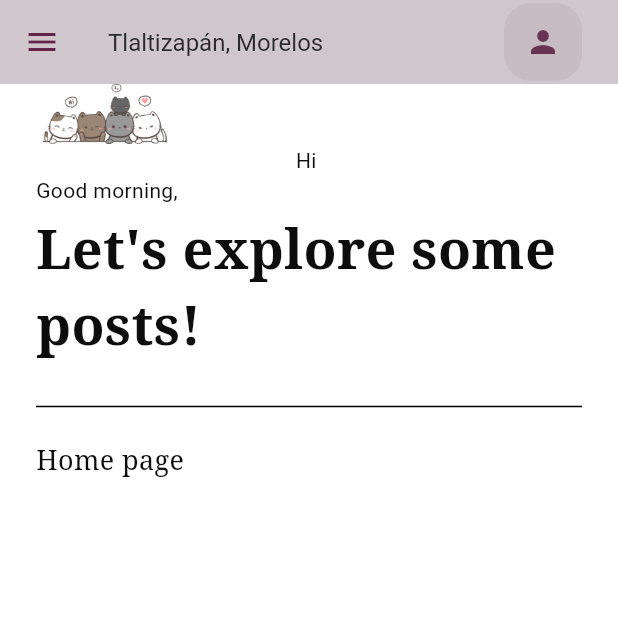
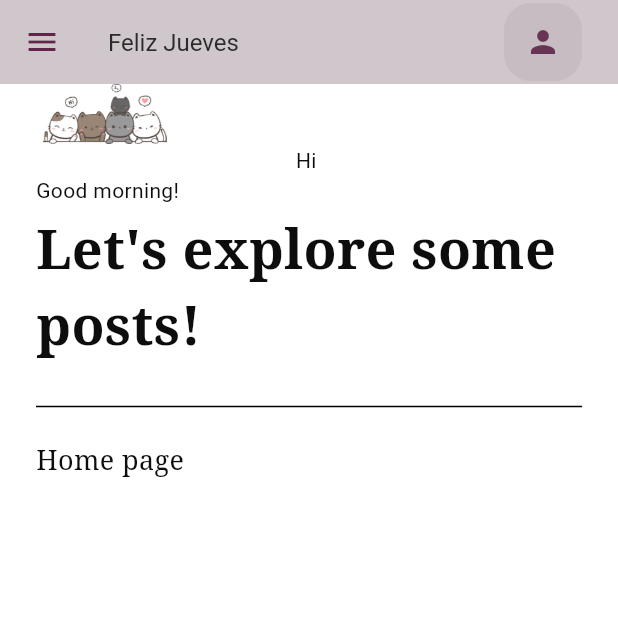
Before and after one commit to AlmaFKt/Lbks, a Flutter app: the HomePage screen opened directly, after a tap on the "menu" icon, after a tap on the "person" icon, on a phone screen of 412 x 824 dp, the top half of it. Run offline on Flutter 3.47's test engine with Material 3 defaults, Android fonts, the phone set to English and light mode, and no system bars; our stand-ins replace cloud_firestore, firebase_auth, firebase_core, get, google_fonts, image_picker and 1 more; accounts and stored records are empty.

Commit message:
Add file_selector_linux and file_selector_windows plugins, update home page and drawer details, and refactor registerUserIn method

```diff
--- a/lib/components/drawer.dart
+++ b/lib/components/drawer.dart
@@ -1,36 +1,53 @@
 import 'package:firebase_auth/firebase_auth.dart';
 import 'package:flutter/material.dart';
 import 'package:get/get.dart';
+import 'package:image_picker/image_picker.dart';
 
 import '../pages/home_page.dart';
 import '../pages/login_page.dart';
 
 class MyDrawer extends StatelessWidget {
-  const MyDrawer({super.key});
-
+   MyDrawer({super.key});
+Color avatarBackgroundColor = Color.fromARGB(255, 132, 94, 119);
   void signUserOut() {
     FirebaseAuth.instance.signOut();
   }
 
   @override
   Widget build(BuildContext context) {
+    User? currentUser =
+        FirebaseAuth.instance.currentUser; //for the sign out button auth
+
     return Drawer(
       backgroundColor: Color.fromARGB(217, 251, 251, 251),
       child: ListView(
         padding: EdgeInsets.zero,
         children: [
+          //Header -PICTURE
           UserAccountsDrawerHeader(
-            currentAccountPicture: Container(
-              decoration: BoxDecoration(
-                shape: BoxShape.circle,
-                color: const Color.fromARGB(
-                    255, 0, 0, 0), // Replace with your desired color
+            currentAccountPicture: currentUser != null
+                ? GestureDetector(
+                    onTap: () async {
+                      final ImagePicker _picker = ImagePicker();
+                      // Pick an image
+                      final XFile? image =
+                          await _picker.pickImage(source: ImageSource.gallery);
+                      // Use the picked image
+                      if (image != null) {
+                        // You can upload the image to Firebase Storage and then update the user's photoURL
+                      }
+                    },
+                    child: CircleAvatar(
+                      backgroundImage: currentUser.photoURL != null
+                          ? NetworkImage(currentUser.photoURL!)
+                          : AssetImage('assets/default_avatar.png')
+                              as ImageProvider<
+                                  Object>, // Provide a default avatar image
                     ),
-              child: CircleAvatar(
-                backgroundImage: NetworkImage(
-                  'https://png.pngtree.com/png-clipart/20190115/ourmid/pngtree-funny-cat-taking-selfie-couple-of-kitty-with-a-smile-stick-png-image_314917.jpg',
-                ),
-              ),
+                  )
+                : CircleAvatar(
+                    backgroundImage: AssetImage(
+                        'assets/default_avatar.png'), // Provide a default avatar image
                   ),
             accountEmail: StreamBuilder<User?>(
               stream: FirebaseAuth.instance.authStateChanges(),
@@ -40,20 +57,20 @@ class MyDrawer extends StatelessWidget {
                 } else {
                   return GestureDetector(
                     onTap: () {
-                  // Navigate to the sign-in page using Get
-                  Get.offAll(() => LoginPage()); // Replace SignInPage with your sign-in page
+                      Get.offAll(() => LoginPage());
                     },
                     child: Container(
-                  padding: EdgeInsets.all(5.0),
+                      padding: EdgeInsets.all(8.0),
                       decoration: BoxDecoration(
-                    color: Color.fromARGB(255, 132, 94, 119), // Background color
-                    borderRadius: BorderRadius.circular(6.0), // Optional: Rounded corners
-                    border: Border.all(color: Color.fromARGB(255, 87, 41, 70), width: 2.0), // Border for a clickable appearance
+                        color: Color.fromARGB(255, 132, 94, 119),
+                        borderRadius: BorderRadius.circular(6.0),
+                        border: Border.all(
+                            color: Color.fromARGB(255, 87, 41, 70), width: 2.0),
                       ),
                       child: Text(
                         'Log in',
                         style: TextStyle(
-                      color: Color.fromARGB(255, 244, 239, 239), // Text color
+                          color: Color.fromARGB(255, 244, 239, 239),
                         ),
                       ),
                     ),
@@ -61,9 +78,22 @@ class MyDrawer extends StatelessWidget {
                 }
               },
             ),
-            accountName: Text(
-              'Exam Ple',
+
+            //To show the user's name in the drawer header
+            accountName: StreamBuilder<User?>(
+              stream: FirebaseAuth.instance.authStateChanges(),
+              builder: (BuildContext context, AsyncSnapshot<User?> snapshot) {
+                if (snapshot.hasData && snapshot.data!.displayName != null) {
+                  // Use the user's display name if available
+                  return Text(snapshot.data!.displayName!,
+                      style: TextStyle(fontSize: 22.0));
+                } else {
+                  return Text(
+                    '', // Default or fallback name
                     style: TextStyle(fontSize: 22.0),
+                  );
+                }
+              },
             ),
             decoration: BoxDecoration(
               color: Color.fromARGB(255, 169, 149, 161),
@@ -78,16 +108,23 @@ class MyDrawer extends StatelessWidget {
               style: TextStyle(fontSize: 17.0),
             ),
             onTap: () {
-              Navigator.pushReplacement(
-                context,
-                MaterialPageRoute<void>(
-                  builder: (BuildContext context) => HomePage(),
-                ),
-              );
+              Get.offAll( HomePage());
             },
           ),
 
+          //Search BUTTON
+          ListTile(
+              leading: const Icon(Icons.search_outlined),
+              title: const Text(
+                'Search',
+                style: TextStyle(fontSize: 17.0),
+              ),
+              onTap: () {
+               Get.offAll( HomePage());
+              }),
+
           //NOTIFICATIONS BUTTON
+          if (currentUser != null) // Only show button if the user is signed in
         ListTile(
           leading: const Icon(Icons.notifications_none_outlined),
           title: const Text(
@@ -95,34 +132,32 @@ class MyDrawer extends StatelessWidget {
             style: TextStyle(fontSize: 17.0),
           ),
           onTap: () {
-                Navigator.pushReplacement(
-                  context,
-                  MaterialPageRoute<void>(
-                    builder: (BuildContext context) => HomePage(),
+            Get.offAll(HomePage());
+          },
         ),
-                );
-              }),
+
           //DIVIDER
           const Padding(
             padding: EdgeInsets.symmetric(horizontal: 24.0),
             child: Divider(),
           ),
-          //LOGOUT BUTTON
+
+          //LOGOUT BUTTON (conditionally show based on auth state)
+          if (currentUser != null)
             ListTile(
               leading: const Icon(Icons.logout_outlined),
               title: const Text(
-              'Logout',
+                'Log out',
                 style: TextStyle(fontSize: 17.0),
               ),
               onTap: () async {
                 try {
                   // Sign out the user
                   signUserOut();
-
-                // Navigate to the login screen or any appropriate screen
+                  // Navigate to the login screen
                   Get.offAll(() => HomePage());
                 } catch (e) {
-                // Show an error dialog based on the error code
+                  // Error message
                   String errorMessage =
                       'An error occurred while signing out. Please try again.';
 
--- a/lib/pages/home_page.dart
+++ b/lib/pages/home_page.dart
@@ -7,25 +7,62 @@ import 'package:google_fonts/google_fonts.dart';
 import '../auth/FB_Auth.dart';
 import 'add_post.dart';
 import 'login_page.dart';
+import 'package:intl/intl.dart';
+import 'profile_page.dart';
 
 class HomePage extends StatefulWidget {
-  HomePage({Key? key});
+  HomePage({Key? key}) : super(key: key);
 
   @override
-  State<HomePage> createState() => _HomePageState();
+  _HomePageState createState() => _HomePageState();
 }
 
 class _HomePageState extends State<HomePage> {
   late User? _user;
+  late DateTime currentTime;
+  late int currentTimeOfDay;
 
+//get the current time
+  @override
   void initState() {
     super.initState();
+    currentTime = DateTime.now();
+    currentTimeOfDay = currentTime.hour;
     FirebaseAuth.instance.authStateChanges().listen((User? user) {
       setState(() {
         _user = user;
       });
     });
   }
+
+  //method for greeting depending on the time of the day
+  String getGreeting() {
+    var hour = DateTime.now().hour;
+    if (hour < 12) {
+      return 'Good morning';
+    }
+    if (hour < 17) {
+      return 'Good afternoon';
+    }
+    return 'Good evening';
+  }
+
+// method for getting the current date
+String getCurrentDayGreeting() {
+  final Map<int, String> dayGreetings = {
+    DateTime.monday: 'Buen Lunes',
+    DateTime.tuesday: 'Horroroso Martes',
+    DateTime.wednesday: 'Excelente Miércoles',
+    DateTime.thursday: 'Feliz Jueves',
+    DateTime.friday: 'Fantástico Viernes',
+    DateTime.saturday: 'Super Sábado',
+    DateTime.sunday: 'Domingo de descanso',
+  };
+
+  final int currentDay = DateTime.now().weekday;
+  return dayGreetings[currentDay] ?? 'Hello';
+}
+
 
   @override
   Widget build(BuildContext context) {
@@ -36,7 +73,7 @@ class _HomePageState extends State<HomePage> {
             return IconButton(
               icon: Icon(
                 Icons.menu,
-                color: Color.fromARGB(255, 100, 35, 75), // Set the color here
+                color: Color.fromARGB(255, 100, 35, 75),
               ),
               onPressed: () {
                 Scaffold.of(context).openDrawer();
@@ -47,7 +84,7 @@ class _HomePageState extends State<HomePage> {
         backgroundColor: Color.fromARGB(255, 207, 199, 203),
         elevation: 0,
         title: Text(
-          'Tlaltizapán, Morelos',
+          getCurrentDayGreeting(), //using the method for getting the current date
           style: TextStyle(
             fontSize: 16,
             color: Color.fromARGB(255, 43, 43, 43),
@@ -65,7 +102,13 @@ class _HomePageState extends State<HomePage> {
               ),
               child: GestureDetector(
                 onTap: () {
-                  Get.to(() => LoginPage());
+                  if (_user != null) {
+                    // User is logged in, navigate to the profile page
+                    Get.to(() => ProfilePage());
+                  } else {
+                    // User is not logged in, navigate to the login page
+                    Get.to(() => LoginPage());
+                  }
                 },
                 child: Icon(
                   Icons.person,
@@ -77,7 +120,7 @@ class _HomePageState extends State<HomePage> {
         ],
       ),
       drawer: MyDrawer(),
-       floatingActionButton: FloatingActionButton(
+      floatingActionButton: FloatingActionButton(
         backgroundColor: Colors.black,
         onPressed: () => Navigator.push(
           context,
@@ -87,10 +130,8 @@ class _HomePageState extends State<HomePage> {
             },
           ),
         ),
-        child: const Icon(Icons.add,
-        color: Color.fromARGB(255, 225, 192, 228)),
+        child: const Icon(Icons.add, color: Color.fromARGB(255, 225, 192, 228)),
       ),
-
       body: SafeArea(
         child: SingleChildScrollView(
           child: Column(
@@ -115,7 +156,7 @@ class _HomePageState extends State<HomePage> {
                       // User is signed in. Display the user's email.
                       return Padding(
                         padding: EdgeInsets.symmetric(horizontal: 24.0),
-                        child: Text('Hi ' + snapshot.data!.email!),
+                        child: Text('Hi ' + snapshot.data!.displayName!),
                       );
                     } else {
                       // User is not signed in. Display a default message.
@@ -129,9 +170,9 @@ class _HomePageState extends State<HomePage> {
               ),
 
               // good morning
-              const Padding(
+              Padding(
                 padding: EdgeInsets.symmetric(horizontal: 24.0),
-                child: Text('Good morning,'),
+                child: Text(getGreeting() + '!'),
               ),
 
               const SizedBox(height: 4),
--- a/pubspec.yaml
+++ b/pubspec.yaml
@@ -43,6 +43,8 @@ dependencies:
   firebase_auth: ^4.15.2
   provider: ^6.1.1
   location: ^5.0.3
+  intl: ^0.19.0 #for time
+  image_picker: ^1.0.5 #For image picker
 
 dev_dependencies:
   flutter_test:
@@ -70,6 +72,7 @@ flutter:
   assets:
    - lib/Images/
    - lib/Images/Smart_cat.png
+   - assets/
 
   #   - images/a_dot_ham.jpeg
 
```
Also changed, not shown: lib/components/List_Tile.dart (deleted, +0 -25 lines), lib/pages/profile_page.dart (added, +54 -0 lines), lib/pages/register_page.dart (+42 -30 lines), assets/default_avatar.png (added), pubspec.lock, 5 other files. Lines whose indentation alone changed are shown as unchanged.
